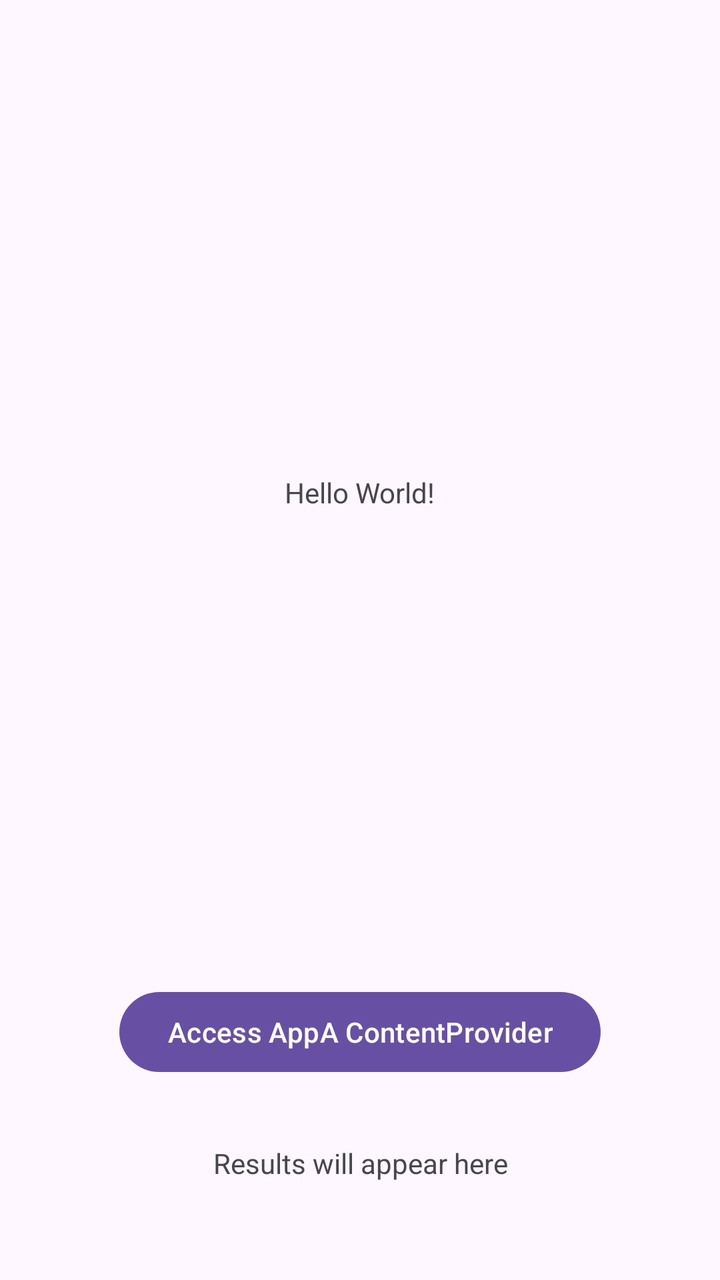
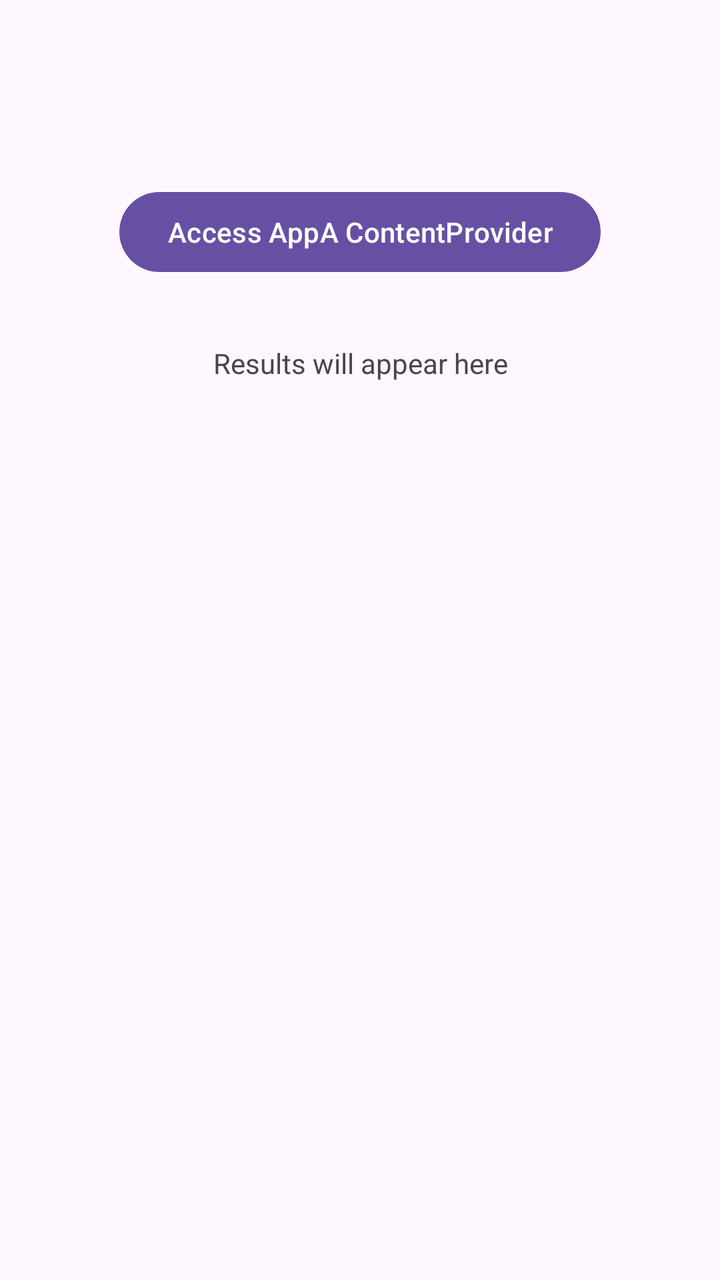

The first picture is an Android layout as it rendered before a commit; the second is the same layout after the commit. The layout source and the unified diff follow.
<!-- AndroidManifest.xml: application theme Theme.FileTransferDemo -->
<!-- res/layout/activity_main.xml -->
<?xml version="1.0" encoding="utf-8"?>
<androidx.constraintlayout.widget.ConstraintLayout xmlns:android="http://schemas.android.com/apk/res/android"
    xmlns:app="http://schemas.android.com/apk/res-auto"
    xmlns:tools="http://schemas.android.com/tools"
    android:id="@+id/main"
    android:layout_width="match_parent"
    android:layout_height="match_parent"
    tools:context=".MainActivity">

    <TextView
        android:id="@+id/textView"
        android:layout_width="wrap_content"
        android:layout_height="wrap_content"
        android:text="Hello World!"
        app:layout_constraintBottom_toTopOf="@+id/button"
        app:layout_constraintEnd_toEndOf="parent"
        app:layout_constraintStart_toStartOf="parent"
        app:layout_constraintTop_toTopOf="parent" />

    <Button
        android:id="@+id/button"
        android:layout_width="wrap_content"
        android:layout_height="wrap_content"
        android:layout_marginBottom="100dp"
        android:text="Access AppA ContentProvider"
        app:layout_constraintBottom_toBottomOf="parent"
        app:layout_constraintEnd_toEndOf="parent"
        app:layout_constraintStart_toStartOf="parent" />

    <TextView
        android:id="@+id/resultTextView"
        android:layout_width="0dp"
        android:layout_height="wrap_content"
        android:layout_marginTop="16dp"
        android:padding="16dp"
        android:text="Results will appear here"
        android:textAlignment="center"
        app:layout_constraintEnd_toEndOf="parent"
        app:layout_constraintStart_toStartOf="parent"
        app:layout_constraintTop_toBottomOf="@+id/button" />

</androidx.constraintlayout.widget.ConstraintLayout>
<!-- resources referenced by this layout -->
<resources>
  <style name="Theme.FileTransferDemo" parent="Base.Theme.FileTransferDemo" />
  <style name="Base.Theme.FileTransferDemo" parent="Theme.Material3.DayNight.NoActionBar">
          
          
      </style>
</resources>

<!-- the commit's change to res/layout/activity_main.xml (unified diff, before → after) -->
@@ -7,21 +7,11 @@
     android:layout_height="match_parent"
     tools:context=".MainActivity">
 
-    <TextView
-        android:id="@+id/textView"
-        android:layout_width="wrap_content"
-        android:layout_height="wrap_content"
-        android:text="Hello World!"
-        app:layout_constraintBottom_toTopOf="@+id/button"
-        app:layout_constraintEnd_toEndOf="parent"
-        app:layout_constraintStart_toStartOf="parent"
-        app:layout_constraintTop_toTopOf="parent" />
-
     <Button
         android:id="@+id/button"
         android:layout_width="wrap_content"
         android:layout_height="wrap_content"
-        android:layout_marginBottom="100dp"
+        android:layout_marginBottom="500dp"
         android:text="Access AppA ContentProvider"
         app:layout_constraintBottom_toBottomOf="parent"
         app:layout_constraintEnd_toEndOf="parent"
